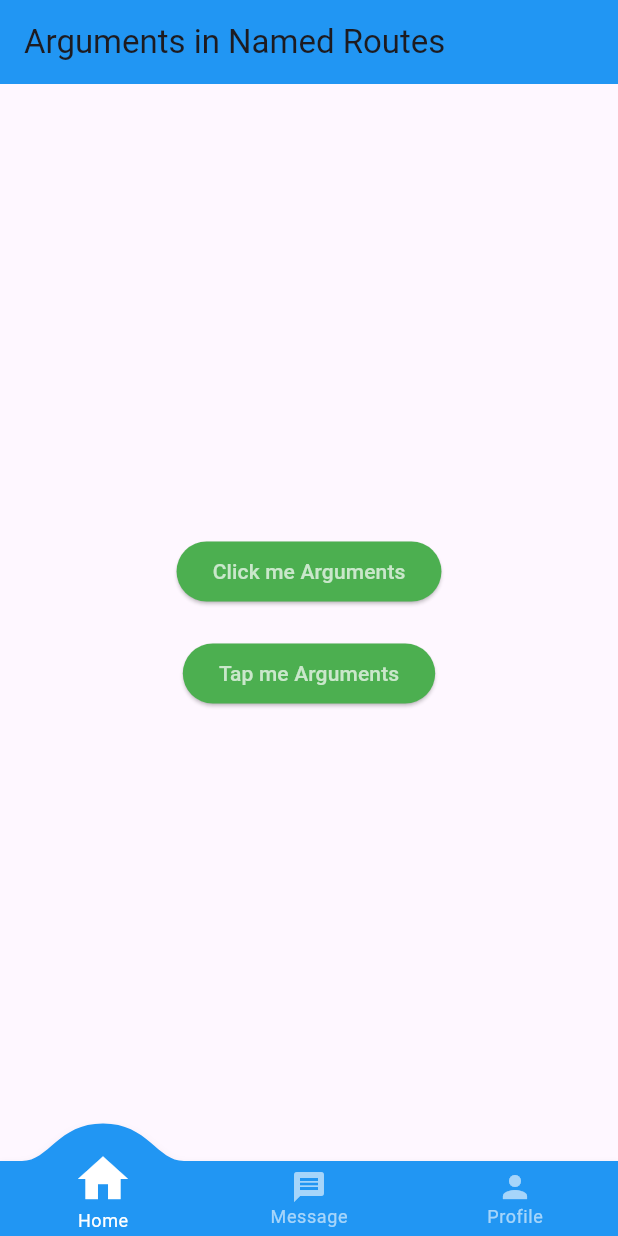
After one commit to trunggdungg/test_scafflod, a Flutter app: the ExArgumentsInNamedRoutes screen opened directly, on a phone screen of 412 x 824 dp. The commit adds this screen. Run offline on Flutter 3.47's test engine with Material 3 defaults, Android fonts, the phone set to English and light mode, and no system bars; drawn by our look-alikes of convex_bottom_bar; our stand-ins replace another_flushbar, auto_size_text, carousel_slider, expansion_tile_card, flutter_slidable, google_fonts and 9 more; accounts and stored records are empty.

Commit message:
Add navigation and argument passing examples with Lottie animations

```diff
--- /dev/null
+++ b/lib/Navigation&Routing/ArgumentsInNamedRoutes.dart
@@ -0,0 +1,173 @@
+import 'package:convex_bottom_bar/convex_bottom_bar.dart';
+import 'package:flutter/cupertino.dart';
+import 'package:flutter/material.dart';
+import 'package:lazy_load_scrollview/lazy_load_scrollview.dart';
+
+class ExArgumentsInNamedRoutes extends StatefulWidget {
+  const ExArgumentsInNamedRoutes({super.key});
+
+  @override
+  State<StatefulWidget> createState() {
+    return _ExArgumentsInNamedRoutesState();
+  }
+}
+
+class _ExArgumentsInNamedRoutesState extends State<ExArgumentsInNamedRoutes> {
+  int _selectedIndex = 0;
+
+  @override
+  Widget build(BuildContext context) {
+    return Scaffold(
+      appBar: AppBar(
+        backgroundColor: Colors.blue,
+        title: Text('Arguments in Named Routes'),
+      ),
+      body: IndexedStack(
+        index: _selectedIndex,
+        children: [
+          Center(child: homeNavigatorFlutter()),
+          Center(child: Text('')),
+          Center(child: Text('')),
+        ],
+      ),
+
+      bottomNavigationBar: ConvexAppBar(
+        backgroundColor: Colors.blue,
+
+        ///type
+        style: TabStyle.react,
+        activeColor: Colors.white,
+        initialActiveIndex: _selectedIndex,
+        onTap: (int index) {
+          setState(() {
+            _selectedIndex = index;
+          });
+        },
+        items: [
+          TabItem(icon: Icons.home, title: 'Home'),
+          TabItem(icon: Icons.message, title: 'Message'),
+          TabItem(icon: Icons.person, title: 'Profile'),
+        ],
+      ),
+    );
+  }
+
+  Widget homeNavigatorFlutter() {
+    return Center(
+      child: Column(
+        mainAxisAlignment: MainAxisAlignment.center,
+        children: [
+          ElevatedButton(
+            style: ElevatedButton.styleFrom(
+              backgroundColor: Colors.green,
+              foregroundColor: Colors.white70,
+            ),
+            onPressed: () {
+              Navigator.pushNamed(context, PassArgumentsScreen.routeName1,
+              arguments: Arguments(/// Arguments này là class Arguments bên dưới
+                'Accepting Arguments Screen',
+                'Extracted in the onGrenerateRoute function.',
+              ));
+            },
+            child: Text('Click me Arguments'),
+          ),
+          SizedBox(height: 20),
+          ElevatedButton(
+            style: ElevatedButton.styleFrom(
+              backgroundColor: Colors.green,
+              foregroundColor: Colors.white70,
+            ),
+            onPressed: () {
+              Navigator.pushNamed(context, '/third');
+            },
+            child: Text('Tap me Arguments'),
+          ),
+        ],
+      ),
+    );
+  }
+}
+
+class SecondRoute extends StatelessWidget {
+  const SecondRoute({super.key});
+
+  @override
+  Widget build(BuildContext context) {
+    return Scaffold(
+      appBar: AppBar(
+        title: Text('Second Page Arguments'),
+      ),
+      body: Center(
+        child: ElevatedButton(
+            onPressed: (){
+              Navigator.pop(context);
+            },
+            child: Text('Back to home')),
+      ),
+    );
+  }
+}
+
+
+class ThirdRoute extends StatelessWidget {
+  const ThirdRoute({super.key});
+
+  @override
+  Widget build(BuildContext context) {
+    return Scaffold(
+      appBar: AppBar(
+        title: Text('Third Page Arguments'),
+      ),
+      body: Center(
+        child: ElevatedButton(
+            onPressed: (){
+              Navigator.pop(context);
+            },
+            child: Text('Tap me page')),
+      ),
+    );
+  }
+}
+
+
+class PassArgumentsScreen extends StatelessWidget {
+  static const routeName1 = '/passArguments';
+
+  final String title;
+  final String message;
+
+  const PassArgumentsScreen({
+    super.key,
+    required this.title,
+    required this.message,
+  });
+
+  @override
+  Widget build(BuildContext context) {
+    return Scaffold(
+      appBar: AppBar(
+        title: Text(title),
+        backgroundColor: Colors.green,
+        foregroundColor: Colors.white,
+      ),
+      body: Center(
+        child: Text(message),
+      ),
+    );
+  }
+}
+
+// Updated Arguments class with matching field names.
+class Arguments {
+  final String title;
+  final String message;
+
+  Arguments(this.title, this.message);
+}
+
+///Khi bạn gọi Navigator.pushNamed(),  Flutter tự động tạo một RouteSettings
+///chứa name (tên route) và arguments (dữ liệu kèm theo).
+///RouteSettings này được chuyển vào hàm onGenerateRoute.
+///Tại đây, Flutter so sánh settings.name với các routeName đã định nghĩa để xác định màn hình nào cần được tạo.
+///Khi tên route khớp, onGenerateRoute sẽ lấy dữ liệu từ settings.arguments, tạo MaterialPageRoute và
+///truyền dữ liệu vào constructor của màn hình tương ứng để hiển thị.
```
Also changed, not shown: lib/Navigation&Routing/MultiPageApplication.dart (added, +126 -0 lines), lib/Navigation&Routing/RoutesAndNavigator.dart (added, +99 -0 lines), lib/SlideBar.dart (+37 -2 lines), lib/lottieAnimation.dart (added, +90 -0 lines), lib/main.dart (+31 -3 lines), pubspec.yaml (+7 -0 lines), lib/Navigation&Routing/ReturnDataFromScreen.dart (added), pubspec.lock.
